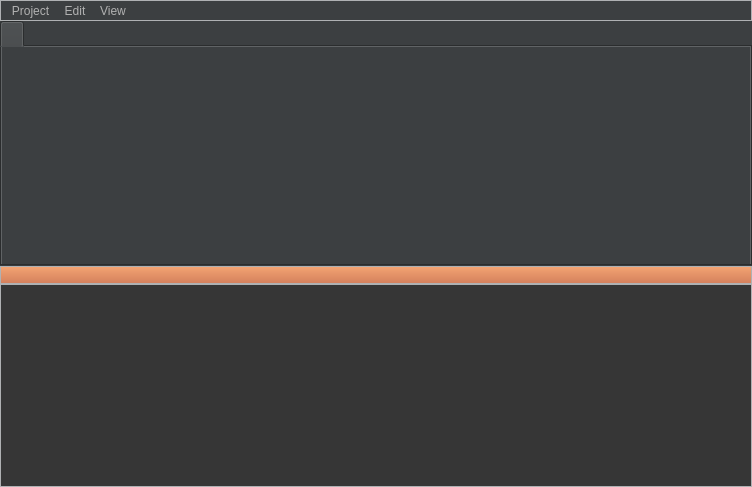
Qt form GUIx86/mainwindow.ui (Kit-Law/ReMu) before a commit.
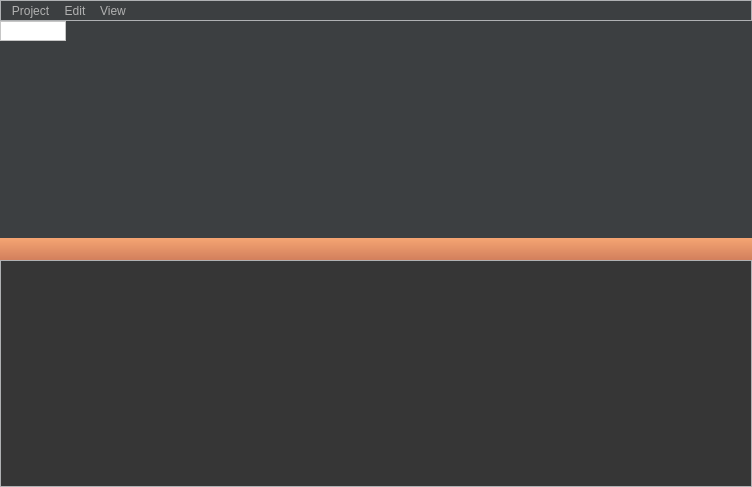
The same form after that commit.

Diff of the .ui file:
```diff
--- a/GUIx86/mainwindow.ui
+++ b/GUIx86/mainwindow.ui
@@ -41,6 +41,31 @@
     background-color: QLinearGradient( x1: 0, y1: 0, x2: 0, y2: 1, stop: 0 #5E838F, stop: 1 #6e9ba7);
 }
 
+QTabWidget
+{
+	border: 0px solid c6c6c6;
+}
+
+QTabbar
+{
+	background: transparent;
+}
+
+QTabBar::tab
+{
+	background: #3c3f41;
+    color: #c6c6c6;
+	border: 1px solid #c6c6c6;
+	min-width: 60px;
+	padding: 2px;
+}
+
+QTabBar::tab:selected, QTabBar::tab:hover
+{
+	background: white;
+	color: #3c3f41;
+}
+
 QLabel
 {
     background-color: #b1b1b1;
@@ -108,10 +133,10 @@
 QSplitter::handle
 {
     background: QLinearGradient( x1: 0, y1: 0, x2: 0, y2: 1, stop: 0 #F5A573, stop: 1 #d27f5c);
-    border: 1px solid #afb1b3;
+    border: 0px solid #afb1b3;
 }
 
-QScrollBar:vertical
+QScrollBar
 {
     background: #6E738F;
     width: 10px;
@@ -119,7 +144,7 @@
     border: 1px solid #afb1b3;
 }
 
-QScrollBar::handle:vertical
+QScrollBar::handle
 {
     background: QLinearGradient( x1: 0, y1: 0, x2: 0, y2: 1, stop: 0 #F5A573, stop: 1 #d27f5c);
     border: 1px solid #afb1b3;
@@ -127,27 +152,37 @@
     border-radius: 2px;
 }
 
-QScrollBar::right-arrow:vertical, QScrollBar::left-arrow:vertical
+QScrollBar::right-arrow, QScrollBar::left-arrow
 {
     border: none;
     background: none;
     color: none;
 }
 
-QScrollBar::add-line:vertical {
+QScrollBar::add-line {
     border: none;
     background: none;
 }
 
-QScrollBar::sub-line:vertical {
+QScrollBar::sub-line {
     border: none;
     background: none;
 }
 
-QScrollBar::add-page:vertical, QScrollBar::sub-page:vertical
+QScrollBar::add-page, QScrollBar::sub-page
 {
     background: none;
 }
+
+QToolButton
+{
+	background: #d27f5c;
+}
+
+QToolButton:Disabled
+{
+	background: #9c6048;
+}
 </string>
   </property>
   <widget class="QWidget" name="centralwidget">
@@ -169,11 +204,14 @@
     </property>
     <item row="0" column="0">
      <widget class="QSplitter" name="splitter">
+      <property name="lineWidth">
+       <number>1</number>
+      </property>
       <property name="orientation">
        <enum>Qt::Vertical</enum>
       </property>
       <property name="handleWidth">
-       <number>16</number>
+       <number>22</number>
       </property>
       <widget class="QTabWidget" name="tabWidget">
        <property name="sizePolicy">
@@ -194,7 +232,13 @@
          <height>300</height>
         </size>
        </property>
-       <widget class="QWidget" name="tabWidgetPage1" native="true">
+       <property name="layoutDirection">
+        <enum>Qt::LeftToRight</enum>
+       </property>
+       <property name="autoFillBackground">
+        <bool>false</bool>
+       </property>
+       <widget class="QWidget" name="tabWidgetPage1">
         <attribute name="title">
          <string/>
         </attribute>
```
